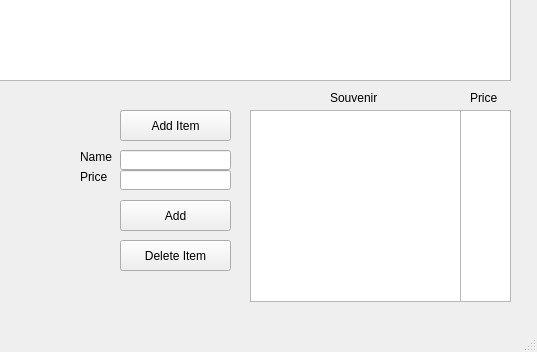
seanRobC/ST6R-MLB, file mlb/mainwindow.ui: the form before one commit; both pictures show x 670 to 1207 and y 397 to 749 of the 1207 by 749 pixel window.
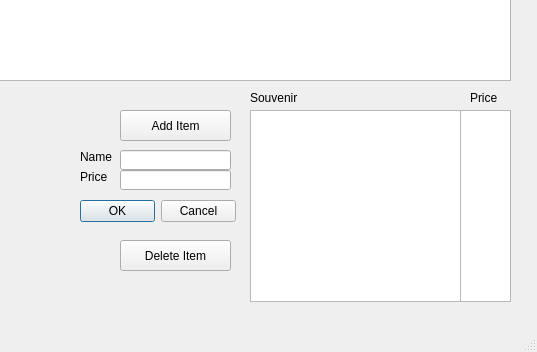
The form after the commit. The open tabs and pages were chosen to show the change.

The edit to the form file:
```diff
--- a/mlb/mainwindow.ui
+++ b/mlb/mainwindow.ui
@@ -714,7 +714,7 @@
        <widget class="QLabel" name="label_28">
         <property name="geometry">
          <rect>
-          <x>1000</x>
+          <x>920</x>
           <y>460</y>
           <width>71</width>
           <height>16</height>
@@ -751,19 +751,6 @@
         </property>
         <widget class="QWidget" name="hide_2"/>
         <widget class="QWidget" name="addTime_2">
-         <widget class="QPushButton" name="addButton">
-          <property name="geometry">
-           <rect>
-            <x>50</x>
-            <y>60</y>
-            <width>111</width>
-            <height>31</height>
-           </rect>
-          </property>
-          <property name="text">
-           <string>Add</string>
-          </property>
-         </widget>
          <widget class="QLabel" name="label_34">
           <property name="geometry">
            <rect>
@@ -810,6 +797,19 @@
            </rect>
           </property>
          </widget>
+         <widget class="QDialogButtonBox" name="addItemConfirmationBox">
+          <property name="geometry">
+           <rect>
+            <x>10</x>
+            <y>60</y>
+            <width>156</width>
+            <height>23</height>
+           </rect>
+          </property>
+          <property name="standardButtons">
+           <set>QDialogButtonBox::Cancel|QDialogButtonBox::Ok</set>
+          </property>
+         </widget>
         </widget>
        </widget>
        <widget class="QPushButton" name="deleteItemButton">
```
Left out of the diff: 4 changed lines with no effect on the pictures.
